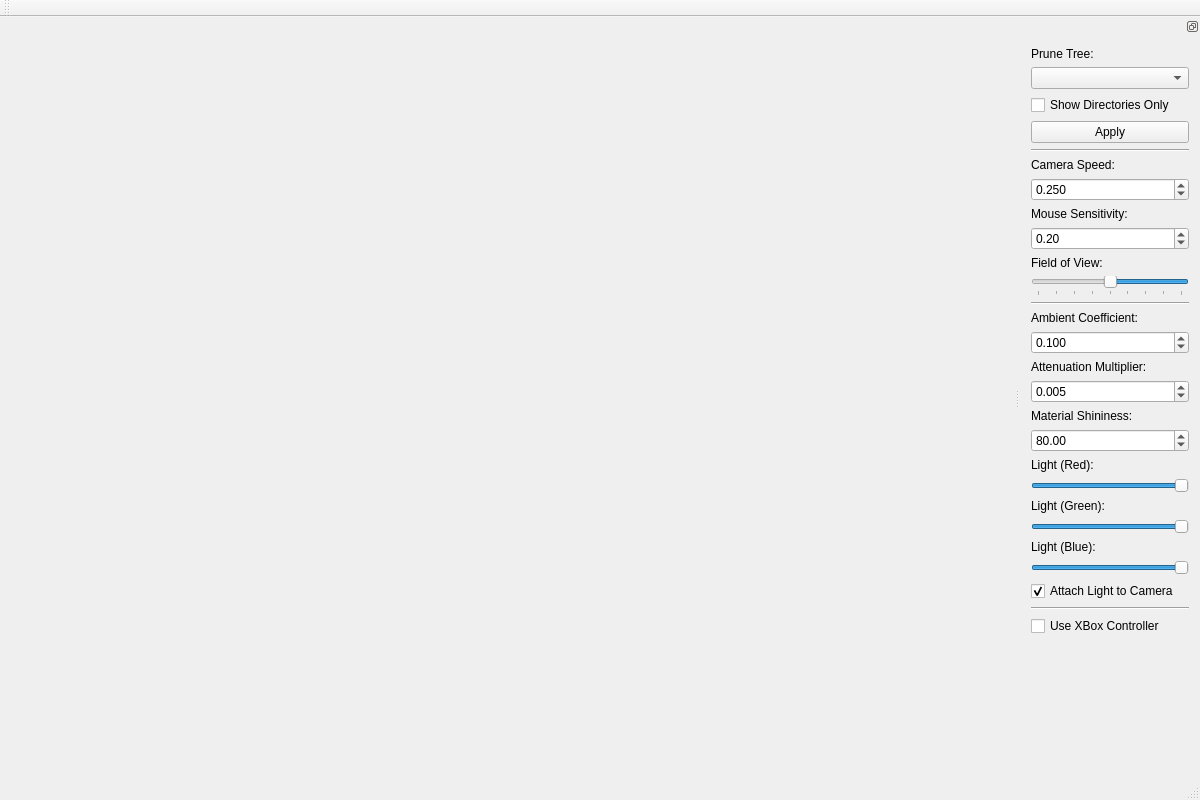
Before: the Qt Designer form mainwindow.ui in TimSevereijns/D-Viz, drawn with Qt 5.
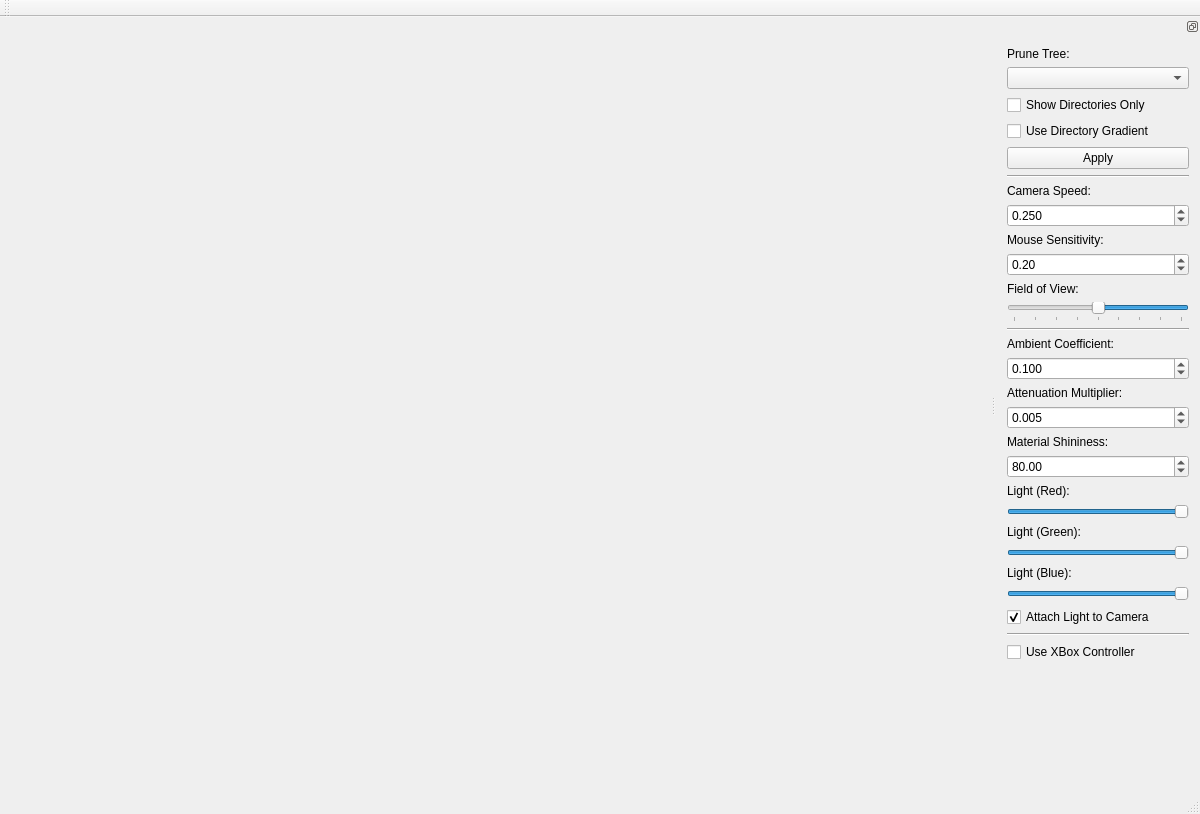
After: the same form once the commit is applied.

Commit message:
First Stab at Adding a Color Gradient
+ Added a checkbox to enable color gradient coloring for directory
nodes.

What changed in the file:
```diff
--- a/mainwindow.ui
+++ b/mainwindow.ui
@@ -7,7 +7,7 @@
     <x>0</x>
     <y>0</y>
     <width>1200</width>
-    <height>800</height>
+    <height>814</height>
    </rect>
   </property>
   <property name="minimumSize">
@@ -67,7 +67,7 @@
   <widget class="QDockWidget" name="dockWidget">
    <property name="minimumSize">
     <size>
-     <width>180</width>
+     <width>204</width>
      <height>781</height>
     </size>
    </property>
@@ -103,6 +103,13 @@
        </property>
       </widget>
      </item>
+     <item>
+      <widget class="QCheckBox" name="directoryGradientCheckBox">
+       <property name="text">
+        <string>Use Directory Gradient</string>
+       </property>
+      </widget>
+     </item>
      <item>
       <widget class="QPushButton" name="pruneTreeButton">
        <property name="text">
```
The commit also changes 8 other files.
